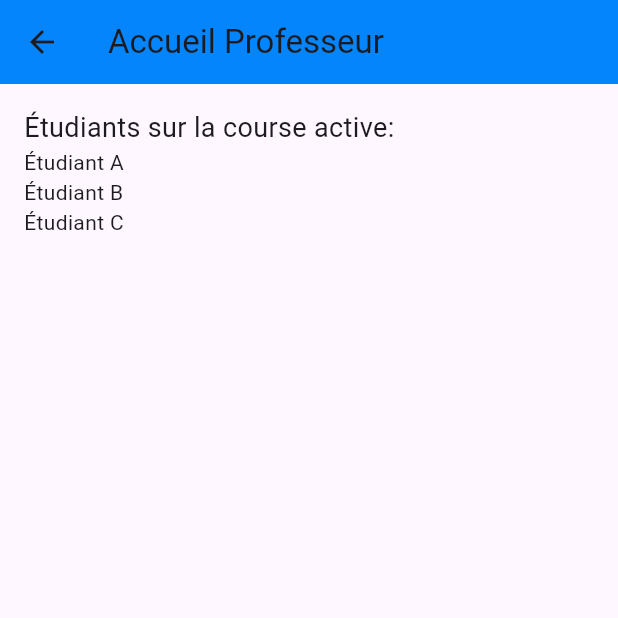
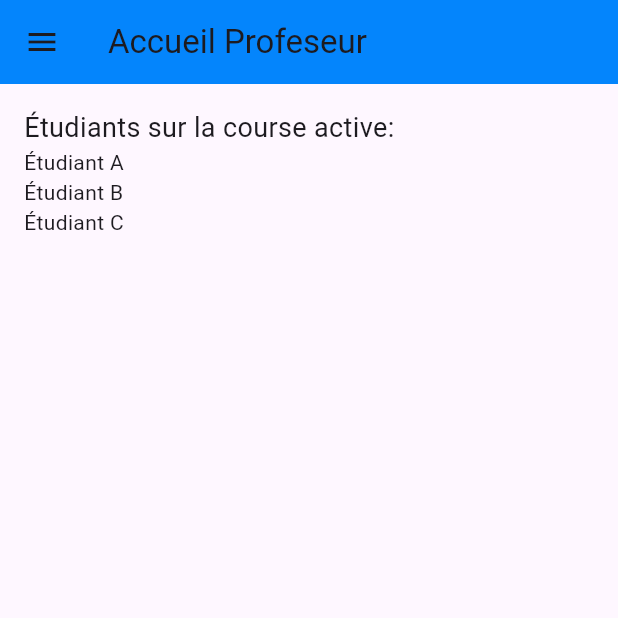
Before and after one commit to Mathbech/BeaupOrientation-mobile, a Flutter app: the TeacherHomePage screen opened directly, on a phone screen of 412 x 824 dp, the top half of it. Run offline on Flutter 3.47's test engine with Material 3 defaults, Android fonts, the phone set to English and light mode, and no system bars; our stand-ins replace flutter_map, latlong2, location.

Commit message:
Implement custom app bar and drawer for student and teacher home pages; update routing for navigation

```diff
--- a/lib/pages/student/homapge.dart
+++ b/lib/pages/student/homapge.dart
@@ -1,3 +1,5 @@
+import 'package:beauporientation/widgets/custom_app_bar.dart';
+import 'package:beauporientation/widgets/custom_drawer.dart';
 import 'package:flutter/material.dart';
 
 class StudentHomePage extends StatelessWidget {
@@ -9,7 +11,8 @@ class StudentHomePage extends StatelessWidget {
     final int beaconsToFind = 5;
 
     return Scaffold(
-      appBar: AppBar(title: Text('Accueil Étudiant')),
+      appBar: CustomAppBar(title: 'Accueil Étudiant', showMenuButton: true),
+      drawer: CustomDrawer(),
       body: Padding(
         padding: EdgeInsets.all(16.0),
         child: Column(
--- a/lib/pages/teachers/homepage.dart
+++ b/lib/pages/teachers/homepage.dart
@@ -1,3 +1,5 @@
+import 'package:beauporientation/widgets/custom_app_bar.dart';
+import 'package:beauporientation/widgets/custom_drawer.dart';
 import 'package:flutter/material.dart';
 
 
@@ -9,7 +11,8 @@ class TeacherHomePage extends StatelessWidget {
     final List<String> studentsOnActiveCourse = ['Étudiant A', 'Étudiant B', 'Étudiant C'];
 
     return Scaffold(
-      appBar: AppBar(title: Text('Accueil Professeur')),
+      appBar: CustomAppBar(title: 'Accueil Profeseur', showMenuButton: true),
+      drawer: CustomDrawer(),
       body: Padding(
         padding: EdgeInsets.all(16.0),
         child: Column(
--- a/lib/routing/routes.dart
+++ b/lib/routing/routes.dart
@@ -1,6 +1,8 @@
 import 'package:beauporientation/pages/prof_login.dart';
 import 'package:beauporientation/pages/selection_page.dart';
+import 'package:beauporientation/pages/student/homapge.dart';
 import 'package:beauporientation/pages/student_login.dart';
+import 'package:beauporientation/pages/teachers/homepage.dart';
 import 'package:flutter/material.dart';
 import '../pages/map.dart';
 
@@ -10,6 +12,8 @@ class AppRoutes {
   static const String settings = '/settings';
   static const String profLogin = '/profLogin';
   static const String studentLogin = '/studentLogin';
+  static const String profHome = '/profHome';
+  static const String eleveHome = '/eleveHome';
 
   static Map<String, WidgetBuilder> getRoutes() {
     return {
@@ -17,6 +21,8 @@ class AppRoutes {
       profLogin: (context) => ProfLoginPage(),
       studentLogin: (context) => StudentLoginPage(),
       pathTrackingMap: (context) => const PathTrackingMap(),
+      profHome: (context) => TeacherHomePage(),
+      eleveHome: (context) => StudentHomePage(),
     };
   }
 
```
Also changed, not shown: lib/widgets/custom_drawer.dart (+10 -1 lines).
